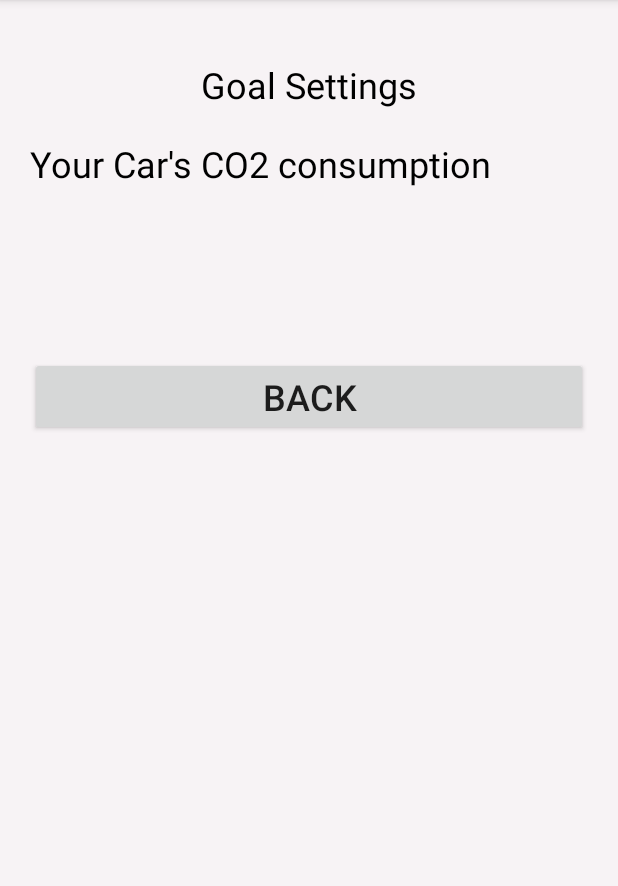
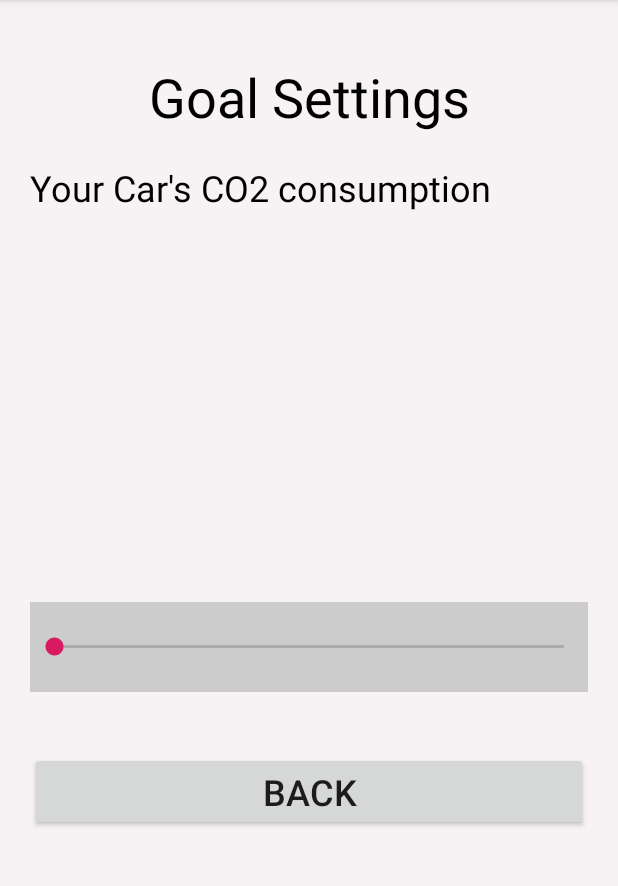
Before and after one commit to team-cero/CulcToGoalset, an Android app: the SubActivity screen opened directly, with no data from a screen before it, on a phone screen of 412 x 824 dp, the part 84-970 px from its top. Run offline under Robolectric (Android 15) with nearby library versions, the phone set to English and light mode, and no system bars.

```diff
--- a/app/src/main/java/com/example/culctogoalset/SubActivity.kt
+++ b/app/src/main/java/com/example/culctogoalset/SubActivity.kt
@@ -4,6 +4,8 @@ import androidx.appcompat.app.AppCompatActivity
 import android.os.Bundle
 import android.app.Activity
 import android.content.Intent
+import android.widget.SeekBar
+import java.util.*
 import kotlinx.android.synthetic.main.activity_sub.*
 
 class SubActivity : AppCompatActivity(){
@@ -18,6 +20,33 @@ class SubActivity : AppCompatActivity(){
 
         textView.text = distance
 
+
+        //seekbar for goal setting
+        // seekbar max
+        seekbar.setProgress(0)
+        // seekbar min
+        seekbar.setMax(100)
+
+        seekbar.setOnSeekBarChangeListener(
+            object : SeekBar.OnSeekBarChangeListener {
+                //called by a knob
+                override fun onProgressChanged(
+                    seekBar: SeekBar, progress: Int, fromUser: Boolean) {
+                    // percentage format
+                    val str = String.format(Locale.US, "%d %%", progress)
+                    goalNum.text = str
+                }
+
+                override fun onStartTrackingTouch(seekBar: SeekBar) {
+                    // called when a knob is touched
+                }
+
+                override fun onStopTrackingTouch(seekBar: SeekBar) {
+                    // called when a knob is released
+                }
+
+            })
+
         button.setOnClickListener{
             val intentSub = Intent()
 
--- a/app/src/main/res/layout/activity_sub.xml
+++ b/app/src/main/res/layout/activity_sub.xml
@@ -1,9 +1,11 @@
 <?xml version="1.0" encoding="utf-8"?>
 <LinearLayout xmlns:android="http://schemas.android.com/apk/res/android"
+    xmlns:tools="http://schemas.android.com/tools"
     android:layout_width="match_parent"
     android:layout_height="match_parent"
     android:background="#F7F3F5"
-    android:orientation="vertical">
+    android:orientation="vertical"
+    tools:context=".SubActivity">
 
     <TextView
         android:layout_width="match_parent"
@@ -12,12 +14,8 @@
         android:gravity="center_horizontal"
         android:text="@string/sub"
         android:textColor="@android:color/black"
-        android:textSize="24sp" />
+        android:textSize="36sp" />
 
-    <LinearLayout
-        android:layout_width="match_parent"
-        android:layout_height="wrap_content"
-        android:orientation="vertical">
 
         <TextView
             android:layout_width="wrap_content"
@@ -34,8 +32,25 @@
             android:layout_margin="20dp"
             android:textSize="24sp" />
 
+        <TextView
+            android:id="@+id/goalNum"
+            android:padding="20dp"
+            android:layout_width="match_parent"
+            android:layout_height="wrap_content"
+            android:layout_margin="20dp"
+            android:gravity="center"
+            android:textColor="#000"
+            android:textSize="50sp" />
 
-    </LinearLayout>
+
+    <SeekBar
+        android:id="@+id/seekbar"
+        android:layout_width="match_parent"
+        android:layout_height="60dp"
+        android:layout_margin="20dp"
+        android:background="#ccc"
+        android:gravity="center"
+        android:padding="20dp" />
 
     <Button
             android:id="@+id/button"
```
Lines whose indentation alone changed are shown as unchanged.
